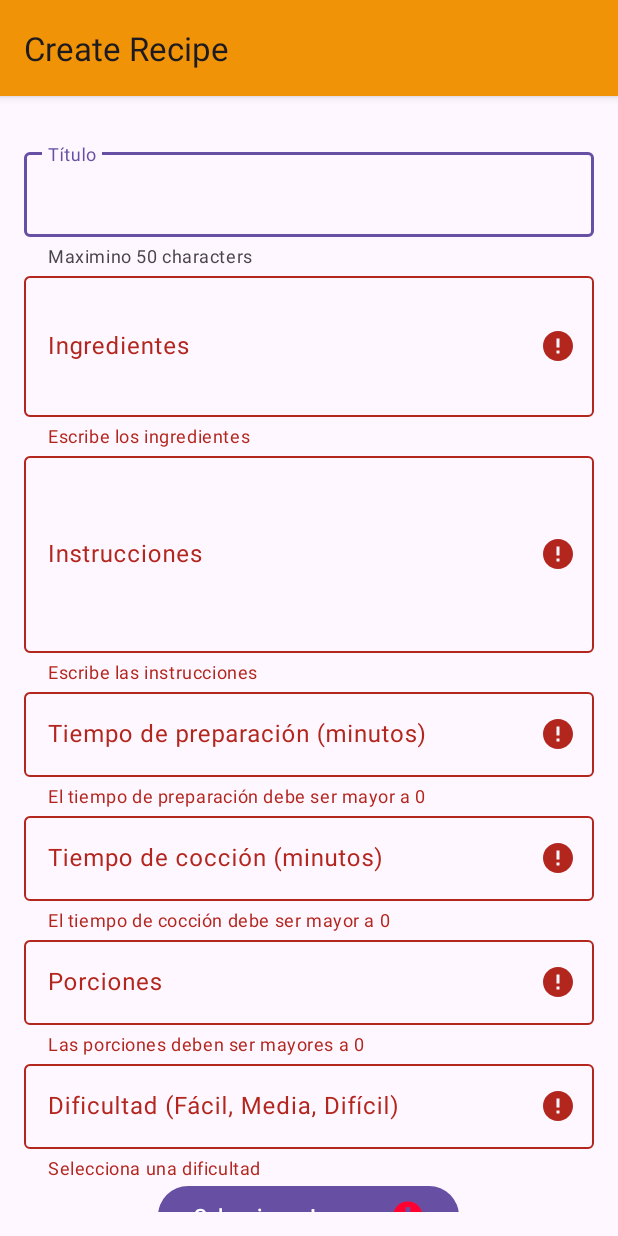
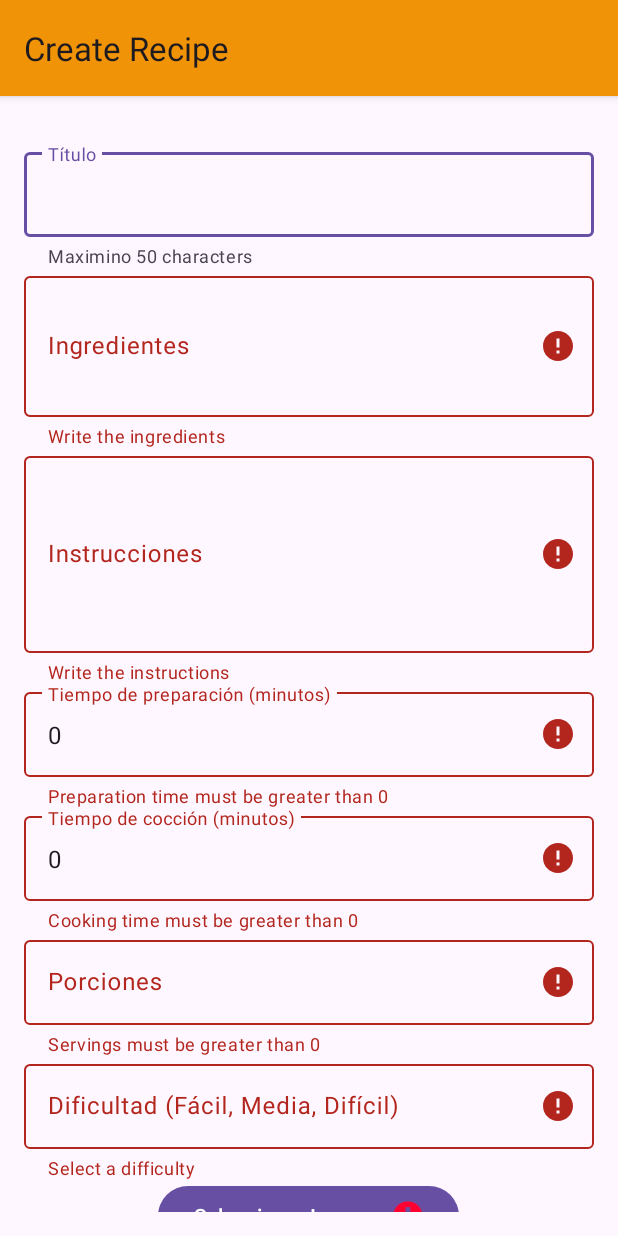
Before and after one commit to Wellington-Esteban-Romero/RecipesKotlin, an Android app: the CreateRecipe screen opened directly, with no data from a screen before it, after a tap on "Save Recipe", on a phone screen of 412 x 824 dp. Run offline under Robolectric (Android 15) with nearby library versions, the phone set to English and light mode, and no system bars; pictures from the network do not load.

Commit message:
add edit recipe

```diff
--- a/app/src/main/AndroidManifest.xml
+++ b/app/src/main/AndroidManifest.xml
@@ -3,6 +3,7 @@
     xmlns:tools="http://schemas.android.com/tools">
 
     <uses-permission android:name="android.permission.INTERNET" />
+    <uses-permission android:name="android.permission.READ_EXTERNAL_STORAGE" />
 
     <application
         android:allowBackup="true"
--- a/app/src/main/java/com/taste/recipes/activities/CreateRecipe.kt
+++ b/app/src/main/java/com/taste/recipes/activities/CreateRecipe.kt
@@ -4,28 +4,29 @@ import android.content.Intent
 import android.graphics.drawable.ColorDrawable
 import android.os.Bundle
 import androidx.activity.enableEdgeToEdge
+import androidx.activity.result.PickVisualMediaRequest
 import androidx.activity.result.contract.ActivityResultContracts
 import androidx.appcompat.app.AppCompatActivity
-import androidx.core.view.ViewCompat
-import androidx.core.view.WindowInsetsCompat
+import androidx.core.net.toUri
 import com.taste.recipes.R
+
 import com.taste.recipes.data.entities.Recipe
 import com.taste.recipes.data.providers.RecipeDAO
 import com.taste.recipes.databinding.ActivityCreateRecipeBinding
-import com.taste.recipes.utils.Utils
 
 class CreateRecipe : AppCompatActivity() {
 
     private lateinit var binding:ActivityCreateRecipeBinding
     private lateinit var recipeDAO: RecipeDAO
     private lateinit var recipe: Recipe
+    var isEditing: Boolean = false
 
     // Registrar el launcher para seleccionar imágenes
-    private val pickImageLauncher = registerForActivityResult(ActivityResultContracts.GetContent()) { uri ->
+    private val pickImageLauncher = registerForActivityResult(ActivityResultContracts.PickVisualMedia()) { uri ->
         uri?.let {
-            // Guardar la URI de la imagen seleccionada
+            val flag = Intent.FLAG_GRANT_READ_URI_PERMISSION
+            this.contentResolver.takePersistableUriPermission(uri, flag)
             recipe.img = uri.toString()
-
             // Mostrar la imagen en un ImageView (opcional)
             //binding.imageViewSelected.setImageURI(uri)
         }
@@ -33,6 +34,7 @@ class CreateRecipe : AppCompatActivity() {
 
     companion object {
         const val EXTRA_RECIPE_CREATE_TAG_ID = "RECIPE_CREATE_TAG_ID"
+        const val EXTRA_IS_DETAILS = "IS_DETAILS"
     }
 
     override fun onCreate(savedInstanceState: Bundle?) {
@@ -44,29 +46,37 @@ class CreateRecipe : AppCompatActivity() {
 
 
         init()
-        iniEvent()
+        initListener()
     }
 
     private fun init () {
 
-        val id = intent.getStringExtra(EXTRA_RECIPE_CREATE_TAG_ID).orEmpty()
-        println(id +" - " + Utils.getTag(id.toInt()))
+        val isDetails = intent.getStringExtra(EXTRA_IS_DETAILS).orEmpty()
 
         recipeDAO = RecipeDAO(this)
 
-        recipe = Recipe(-1,"")
+        recipe = if (isDetails.toBoolean()) {
+            isEditing = true
+            recipeDAO.findRecipeById(intent.getStringExtra(DetailsRecipe.EXTRA_RECIPE_ID).orEmpty())[0]
+        } else {
+            isEditing = false
+            Recipe(-1,"")
+        }
+
+        loadData()
 
         getSupportActionBarRecipes()
     }
 
-    private fun iniEvent () {
+    private fun initListener () {
 
         binding.btnSaveRecipe.setOnClickListener {
             saveRecipe()
         }
 
         binding.btnSelectImage.setOnClickListener {
-            pickImageLauncher.launch("image/*")
+            if(ActivityResultContracts.PickVisualMedia.isPhotoPickerAvailable(this))
+                pickImageLauncher.launch(PickVisualMediaRequest(ActivityResultContracts.PickVisualMedia.ImageOnly))
         }
     }
 
@@ -74,75 +84,85 @@ class CreateRecipe : AppCompatActivity() {
         var isValid = true
 
         if (recipe.title.trim().isEmpty()) {
-            binding.textFieldTitleName.error = "Escribe algo"
+            binding.textFieldTitleName.error = "Write something"
             isValid = false
         } else {
             binding.textFieldTitleName.error = null
         }
         if (recipe.title.length > 50) {
-            binding.textFieldTitleName.error = "Te pasaste"
+            binding.textFieldTitleName.error = "Is over 50 characters"
             isValid = false
         } else {
             binding.textFieldTitleName.error = null
         }
 
-        // Validación de los ingredientes
         if (recipe.ingredients.trim().isEmpty()) {
-            binding.textFieldIngredients.error = "Escribe los ingredientes"
+            binding.textFieldIngredients.error = "Write the ingredients"
             isValid = false
         } else {
             binding.textFieldIngredients.error = null
         }
 
-        // Validación de las instrucciones
         if (recipe.instructions.trim().isEmpty()) {
-            binding.textFieldInstructions.error = "Escribe las instrucciones"
+            binding.textFieldInstructions.error = "Write the instructions"
             isValid = false
         } else {
             binding.textFieldInstructions.error = null
         }
 
-        // Validación del tiempo de preparación
         if (recipe.prepTimeMinutes <= 0) {
-            binding.textFieldPrepTime.error = "El tiempo de preparación debe ser mayor a 0"
+            binding.textFieldPrepTime.error = "Preparation time must be greater than 0"
             isValid = false
         } else {
             binding.textFieldPrepTime.error = null
         }
 
-        // Validación del tiempo de cocción
         if (recipe.cookTimeMinutes <= 0) {
-            binding.textFieldCookTime.error = "El tiempo de cocción debe ser mayor a 0"
+            binding.textFieldCookTime.error = "Cooking time must be greater than 0"
             isValid = false
         } else {
             binding.textFieldCookTime.error = null
         }
 
-        // Validación de las porciones
         if (recipe.servings.toInt() <= 0) {
-            binding.textFieldServings.error = "Las porciones deben ser mayores a 0"
+            binding.textFieldServings.error = "Servings must be greater than 0"
             isValid = false
         } else {
             binding.textFieldServings.error = null
         }
 
-        // Validar Dificultad
         if (recipe.difficulty.trim().isEmpty()) {
-            binding.textFieldDifficulty.error = "Selecciona una dificultad"
+            binding.textFieldDifficulty.error = "Select a difficulty"
             isValid = false
         } else {
             binding.textFieldDifficulty.error = null
         }
 
-        // Validación de la imagen
         if (recipe.img.trim().isEmpty()) {
-            binding.btnSelectImage.error = "Proporciona una imagen válida"
+            binding.btnSelectImage.error = "Provides a valid image"
             isValid = false
         } else {
             binding.btnSelectImage.error = null
         }
         return isValid
     }
+
+    private fun loadData() {
+        binding.editTextTitle.setText(recipe.title)
+        binding.editTextIngredients.setText(recipe.ingredients)
+        binding.editTextInstructions.setText(recipe.instructions)
+        binding.editTextPrepTime.setText(recipe.prepTimeMinutes.toString())
+        binding.editTextCookTime.setText(recipe.cookTimeMinutes.toString())
+        binding.editTextServings.setText(recipe.servings)
+        binding.editTextDifficulty.setText(recipe.difficulty)
+        binding.imageViewSelected.setImageURI(recipe.img.toUri())
+        if (!isEditing) {
+            binding.btnSaveRecipe.text = "Save Recipe"
+        } else {
+            binding.btnSaveRecipe.text = "Edit Recipe"
+        }
+    }
+
 
     private fun saveRecipe() {
         recipe.title = binding.textFieldTitleName.editText?.text.toString()
@@ -164,11 +184,18 @@ class CreateRecipe : AppCompatActivity() {
             recipe.servings = binding.textFieldServings.editText?.text.toString()
         }
         recipe.difficulty = binding.textFieldDifficulty.editText?.text.toString()
-        recipe.category = intent.getStringExtra(EXTRA_RECIPE_CREATE_TAG_ID).orEmpty()
+
+        if (!isEditing) {
+            recipe.category = intent.getStringExtra(EXTRA_RECIPE_CREATE_TAG_ID).orEmpty()
+        }
 
         if (validateTask()) {
-            // Si la tarea existe la actualizamos si no la insertamos
-            recipeDAO.insert(recipe)
+
+            if (recipe.id != -1L) {
+                recipeDAO.update(recipe)
+            } else {
+                recipeDAO.insert(recipe)
+            }
             finish()
         }
     }
@@ -176,7 +203,11 @@ class CreateRecipe : AppCompatActivity() {
     private fun getSupportActionBarRecipes () {
         val supportActionBar = supportActionBar;
         supportActionBar?.setDisplayShowHomeEnabled(true);
-        supportActionBar?.title = "Create Recipe"
+        supportActionBar?.title =  if (isEditing) {
+                                        "Edit Recipe"
+                                    } else {
+                                        "Create Recipe"
+                                    }
         supportActionBar?.setDisplayUseLogoEnabled(true);
 
         val colorDrawable = ColorDrawable(getResources().getColor(R.color.menu_color, null))
--- a/app/src/main/java/com/taste/recipes/adapters/RecipeAdapter.kt
+++ b/app/src/main/java/com/taste/recipes/adapters/RecipeAdapter.kt
@@ -1,5 +1,6 @@
 package com.taste.recipes.adapters
 
+import android.net.Uri
 import android.view.LayoutInflater
 import android.view.View
 import android.view.ViewGroup
@@ -43,10 +44,10 @@ class RecipeViewHolder(view: View) : RecyclerView.ViewHolder(view) {
 
         itemRecipeBinding.nameItem.text = recipe.title
 
-        if (recipe.img.isNotEmpty())
+        if (recipe.img.startsWith("https://"))
             Picasso.get().load(recipe.img).into(itemRecipeBinding.imgRecipeItem)
         else
-            Picasso.get().load("https://cdn.dummyjson.com/recipe-images/1.webp").into(itemRecipeBinding.imgRecipeItem)
+            itemRecipeBinding.imgRecipeItem.setImageURI(Uri.parse(recipe.img))
 
         itemView.setOnClickListener {
             onClickListener(recipe)
--- a/app/src/main/java/com/taste/recipes/utils/DatabaseManager.kt
+++ b/app/src/main/java/com/taste/recipes/utils/DatabaseManager.kt
@@ -9,7 +9,7 @@ class DatabaseManager(context: Context) : SQLiteOpenHelper(context, DATABASE_NAM
 
     companion object {
         // If you change the database schema, you must increment the database version.
-        const val DATABASE_VERSION = 6
+        const val DATABASE_VERSION = 7
         const val DATABASE_NAME = "RecipesDatabase.db"
 
 
--- /dev/null
+++ b/app/src/main/res/drawable/edit_bg.xml
@@ -0,0 +1,5 @@
+<vector xmlns:android="http://schemas.android.com/apk/res/android" android:height="24dp" android:tint="#FFFFFF" android:viewportHeight="24" android:viewportWidth="24" android:width="24dp">
+
+    <path android:fillColor="@color/white" android:pathData="M3,17.25V21h3.75L17.81,9.94l-3.75,-3.75L3,17.25zM20.71,7.04c0.39,-0.39 0.39,-1.02 0,-1.41l-2.34,-2.34c-0.39,-0.39 -1.02,-0.39 -1.41,0l-1.83,1.83 3.75,3.75 1.83,-1.83z"/>
+
+</vector>
--- a/app/src/main/res/layout/activity_create_recipe.xml
+++ b/app/src/main/res/layout/activity_create_recipe.xml
@@ -12,6 +12,14 @@
         android:orientation="vertical"
         android:layout_marginTop="80dp"
         android:spacing="16dp">
+
+        <ImageView
+            android:id="@+id/imageViewSelected"
+            android:layout_width="match_parent"
+            android:layout_height="wrap_content"
+            android:visibility="gone">
+
+        </ImageView>
 
         <!-- Campo para el título -->
         <com.google.android.material.textfield.TextInputLayout
```
Also changed, not shown: app/src/main/java/com/taste/recipes/activities/DetailsRecipe.kt (+22 -2 lines), app/src/main/java/com/taste/recipes/activities/ListRecipe.kt (+6 -3 lines), app/src/main/res/layout/activity_details_recipe.xml (+24 -3 lines).
